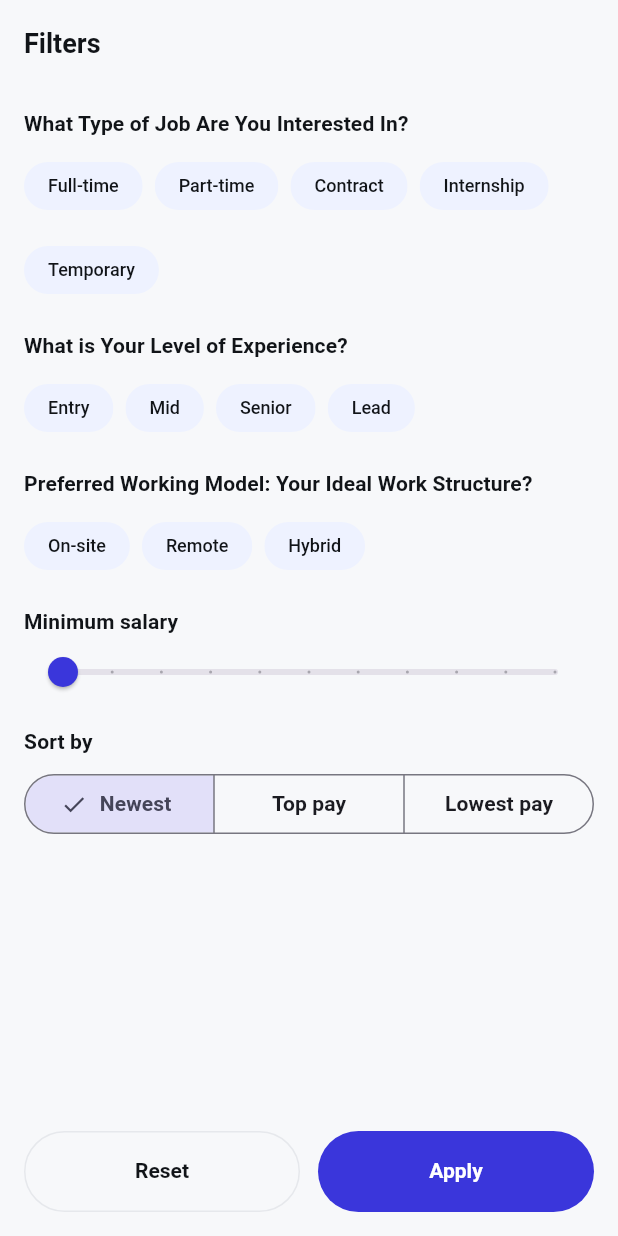
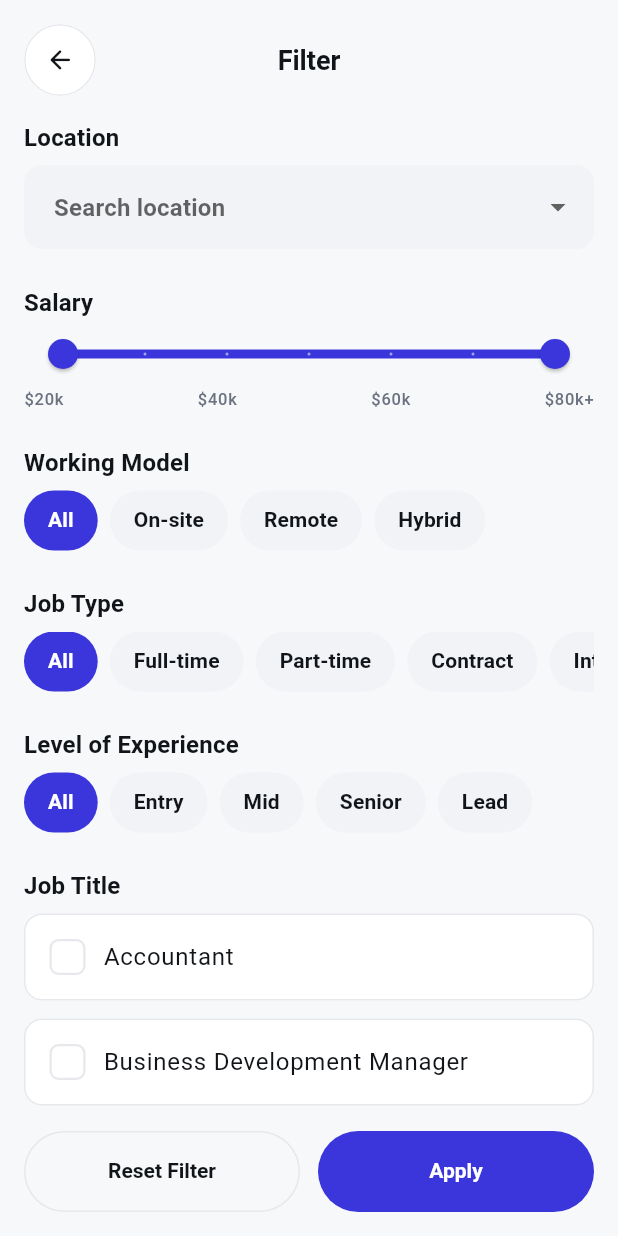
Before and after one commit to Elmun-Technologies/jobzone, a Flutter app: the FilterPage screen opened by its route, on a phone screen of 412 x 824 dp. Run offline on Flutter 3.47's test engine with Material 3 defaults, Android fonts, the phone set to English and light mode, and no system bars; our stand-ins replace cached_network_image, chewie, file_picker, flutter_riverpod, flutter_svg, geolocator and 8 more; accounts and stored records are empty; generated files the repository leaves out were written again.

Commit message:
D3: match Filter screen to the Figma design
- Rebuilt Filter: back + title; Location dropdown; Salary RangeSlider with
  $20k–$80k+ scale labels; Working Model / Job Type / Level chip rows (each
  with an "All" chip); Job Title checklist (OptionCheckList); Reset Filter +
  Apply
- SearchFilters: add salaryMax + titles (range + job-title filters); wired
  into offline mock filtering and the online SearchQuery (salary range)
- en/ru/uz: fieldWorkingModel, fieldJobType, fieldLevel, fieldJobTitle;
  filterTitle → "Filter", reset → "Reset Filter"

```diff
--- a/lib/features/search/data/search_repository.dart
+++ b/lib/features/search/data/search_repository.dart
@@ -52,6 +52,16 @@ class SearchRepository {
           (j.salaryMax ?? j.salaryMin ?? 0) < f.salaryMin!) {
         return false;
       }
+      if (f.salaryMax != null &&
+          (j.salaryMin ?? j.salaryMax ?? 0) > f.salaryMax!) {
+        return false;
+      }
+      if (f.titles.isNotEmpty &&
+          !f.titles.any(
+            (t) => j.title.toLowerCase().contains(t.toLowerCase()),
+          )) {
+        return false;
+      }
       if (f.city != null &&
           f.city!.isNotEmpty &&
           (j.city?.toLowerCase() != f.city!.toLowerCase())) {
--- a/lib/features/search/domain/search_filters.dart
+++ b/lib/features/search/domain/search_filters.dart
@@ -10,7 +10,9 @@ class SearchFilters {
     this.jobTypes = const {},
     this.experienceLevels = const {},
     this.workingModels = const {},
+    this.titles = const {},
     this.salaryMin,
+    this.salaryMax,
     this.city,
     this.sort = SearchSort.newest,
   });
@@ -19,7 +21,9 @@ class SearchFilters {
   final Set<String> jobTypes;
   final Set<String> experienceLevels;
   final Set<String> workingModels;
+  final Set<String> titles;
   final num? salaryMin;
+  final num? salaryMax;
   final String? city;
   final SearchSort sort;
 
@@ -28,7 +32,8 @@ class SearchFilters {
       jobTypes.length +
       experienceLevels.length +
       workingModels.length +
-      (salaryMin != null ? 1 : 0) +
+      titles.length +
+      ((salaryMin != null || salaryMax != null) ? 1 : 0) +
       (city != null && city!.isNotEmpty ? 1 : 0);
 
   SearchFilters copyWith({
@@ -36,7 +41,9 @@ class SearchFilters {
     Set<String>? jobTypes,
     Set<String>? experienceLevels,
     Set<String>? workingModels,
+    Set<String>? titles,
     num? salaryMin,
+    num? salaryMax,
     bool clearSalary = false,
     String? city,
     bool clearCity = false,
@@ -46,7 +53,9 @@ class SearchFilters {
     jobTypes: jobTypes ?? this.jobTypes,
     experienceLevels: experienceLevels ?? this.experienceLevels,
     workingModels: workingModels ?? this.workingModels,
+    titles: titles ?? this.titles,
     salaryMin: clearSalary ? null : (salaryMin ?? this.salaryMin),
+    salaryMax: clearSalary ? null : (salaryMax ?? this.salaryMax),
     city: clearCity ? null : (city ?? this.city),
     sort: sort ?? this.sort,
   );
@@ -86,6 +95,7 @@ class SearchQuery {
         inList('experience_level', f.experienceLevels),
       if (f.workingModels.isNotEmpty) inList('working_model', f.workingModels),
       if (f.salaryMin != null) 'salary_max >= ${f.salaryMin}',
+      if (f.salaryMax != null) 'salary_min <= ${f.salaryMax}',
       if (f.city != null && f.city!.isNotEmpty) 'city = "${f.city}"',
     ];
 
--- a/lib/features/search/presentation/filter_page.dart
+++ b/lib/features/search/presentation/filter_page.dart
@@ -6,8 +6,21 @@ import '../../../design_system/design_system.dart';
 import '../../../localization/l10n_extension.dart';
 import '../../../shared/enums/enums.dart';
 import '../../jobs/presentation/util/job_labels.dart';
+import '../../preferences/presentation/widgets/preference_step.dart';
 import '../application/search_controller.dart';
 import '../domain/search_filters.dart';
+
+const _cities = ['Tashkent', 'Samarkand', 'Remote'];
+const _jobTitles = <String>[
+  'Accountant',
+  'Business Development Manager',
+  'Content Writer',
+  'Data Analyst',
+  'Finance Manager',
+  'Graphic Designer',
+  'Software Engineer',
+  'UX/UI Designer',
+];
 
 class FilterPage extends ConsumerStatefulWidget {
   const FilterPage({super.key});
@@ -34,100 +47,123 @@ class _FilterPageState extends ConsumerState<FilterPage> {
   @override
   Widget build(BuildContext context) {
     final l = context.l10n;
-    final salary = (_draft.salaryMin ?? 0).toDouble();
+    final colors = context.colors;
+    final salary = RangeValues(
+      (_draft.salaryMin ?? 20000).toDouble(),
+      (_draft.salaryMax ?? 80000).toDouble(),
+    );
 
-    return JzScaffold(
-      title: l.filterTitle,
-      body: Column(
+    return Scaffold(
+      body: SafeArea(
+        child: Column(
           children: [
+            Padding(
+              padding: const EdgeInsets.all(AppSpacing.lg),
+              child: JzTopBar(title: l.filterTitle),
+            ),
             Expanded(
               child: ListView(
-              padding: const EdgeInsets.all(AppSpacing.lg),
+                padding: const EdgeInsets.fromLTRB(
+                  AppSpacing.lg,
+                  0,
+                  AppSpacing.lg,
+                  AppSpacing.lg,
+                ),
                 children: [
-                _group(
-                  l.prefJobTypeTitle,
-                  {
+                  Text(l.locationLabel, style: _sectionStyle(context)),
+                  const SizedBox(height: AppSpacing.sm),
+                  DropdownButtonFormField<String>(
+                    initialValue: _draft.city,
+                    isExpanded: true,
+                    hint: Text(l.searchLocationHint),
+                    items: [
+                      for (final c in _cities)
+                        DropdownMenuItem(value: c, child: Text(c)),
+                    ],
+                    onChanged: (v) =>
+                        setState(() => _draft = _draft.copyWith(city: v)),
+                  ),
+                  const SizedBox(height: AppSpacing.xl),
+                  Text(l.salaryLabel, style: _sectionStyle(context)),
+                  RangeSlider(
+                    values: salary,
+                    min: 20000,
+                    max: 80000,
+                    divisions: 6,
+                    labels: RangeLabels(
+                      '\$${(salary.start / 1000).round()}k',
+                      '\$${(salary.end / 1000).round()}k',
+                    ),
+                    onChanged: (v) => setState(
+                      () => _draft = _draft.copyWith(
+                        salaryMin: v.start,
+                        salaryMax: v.end,
+                      ),
+                    ),
+                  ),
+                  Row(
+                    mainAxisAlignment: MainAxisAlignment.spaceBetween,
+                    children: [
+                      for (final k in const [20, 40, 60, 80])
+                        Text(
+                          k == 80 ? '\$80k+' : '\$${k}k',
+                          style: context.text.labelSmall?.copyWith(
+                            color: colors.textSecondary,
+                          ),
+                        ),
+                    ],
+                  ),
+                  const SizedBox(height: AppSpacing.xl),
+                  _ChipSection(
+                    title: l.fieldWorkingModel,
+                    options: {
+                      for (final e in WorkingModel.values)
+                        e.wire: workingModelLabel(context, e.wire) ?? e.wire,
+                    },
+                    selected: _draft.workingModels,
+                    onChanged: (s) => setState(
+                      () => _draft = _draft.copyWith(workingModels: s),
+                    ),
+                  ),
+                  const SizedBox(height: AppSpacing.xl),
+                  _ChipSection(
+                    title: l.fieldJobType,
+                    options: {
                       for (final e in JobType.values)
                         e.wire: jobTypeLabel(context, e.wire) ?? e.wire,
                     },
-                  _draft.jobTypes,
-                  (w) => setState(
-                    () => _draft = _draft.copyWith(
-                      jobTypes: _toggled(_draft.jobTypes, w),
+                    selected: _draft.jobTypes,
+                    onChanged: (s) =>
+                        setState(() => _draft = _draft.copyWith(jobTypes: s)),
                   ),
-                  ),
-                ),
-                _group(
-                  l.prefExperienceTitle,
-                  {
+                  const SizedBox(height: AppSpacing.xl),
+                  _ChipSection(
+                    title: l.fieldLevel,
+                    options: {
                       for (final e in ExperienceLevel.values)
                         e.wire: experienceLabel(context, e.wire) ?? e.wire,
                     },
-                  _draft.experienceLevels,
-                  (w) => setState(
-                    () => _draft = _draft.copyWith(
-                      experienceLevels: _toggled(_draft.experienceLevels, w),
+                    selected: _draft.experienceLevels,
+                    onChanged: (s) => setState(
+                      () => _draft = _draft.copyWith(experienceLevels: s),
                     ),
                   ),
-                ),
-                _group(
-                  l.prefWorkingModelTitle,
-                  {
-                    for (final e in WorkingModel.values)
-                      e.wire: workingModelLabel(context, e.wire) ?? e.wire,
-                  },
-                  _draft.workingModels,
-                  (w) => setState(
+                  const SizedBox(height: AppSpacing.xl),
+                  Text(l.fieldJobTitle, style: _sectionStyle(context)),
+                  const SizedBox(height: AppSpacing.sm),
+                  OptionCheckList(
+                    options: {for (final t in _jobTitles) t: t},
+                    selected: _draft.titles,
+                    onToggle: (t) => setState(
                       () => _draft = _draft.copyWith(
-                      workingModels: _toggled(_draft.workingModels, w),
+                        titles: _toggled(_draft.titles, t),
                       ),
                     ),
-                ),
-                Text(
-                  salary == 0
-                      ? l.salaryFrom
-                      : '${l.salaryFrom}: \$${salary.toInt()}',
-                  style: context.text.titleSmall,
-                ),
-                Slider(
-                  value: salary,
-                  max: 5000,
-                  divisions: 10,
-                  label: '\$${salary.toInt()}',
-                  onChanged: (v) => setState(
-                    () => _draft = v == 0
-                        ? _draft.copyWith(clearSalary: true)
-                        : _draft.copyWith(salaryMin: v),
-                  ),
-                ),
-                const SizedBox(height: AppSpacing.md),
-                Text(l.sortBy, style: context.text.titleSmall),
-                const SizedBox(height: AppSpacing.sm),
-                SegmentedButton<SearchSort>(
-                  segments: [
-                    ButtonSegment(
-                      value: SearchSort.newest,
-                      label: Text(l.sortNewest),
-                    ),
-                    ButtonSegment(
-                      value: SearchSort.salaryHigh,
-                      label: Text(l.sortSalaryHigh),
-                    ),
-                    ButtonSegment(
-                      value: SearchSort.salaryLow,
-                      label: Text(l.sortSalaryLow),
-                    ),
-                  ],
-                  selected: {_draft.sort},
-                  onSelectionChanged: (s) =>
-                      setState(() => _draft = _draft.copyWith(sort: s.first)),
                   ),
                 ],
               ),
             ),
-          SafeArea(
-            top: false,
-            child: Padding(
+            Padding(
               padding: const EdgeInsets.all(AppSpacing.lg),
               child: Row(
                 children: [
@@ -154,38 +190,102 @@ class _FilterPageState extends ConsumerState<FilterPage> {
                 ],
               ),
             ),
+          ],
         ),
-        ],
       ),
     );
   }
 
-  Widget _group(
-    String title,
-    Map<String, String> options,
-    Set<String> selected,
-    ValueChanged<String> onToggle,
-  ) {
-    return Padding(
-      padding: const EdgeInsets.only(bottom: AppSpacing.lg),
-      child: Column(
+  TextStyle? _sectionStyle(BuildContext context) =>
+      context.text.titleMedium?.copyWith(fontWeight: FontWeight.w700);
+}
+
+/// A labelled horizontal chip row with a leading "All" chip (clears the set).
+class _ChipSection extends StatelessWidget {
+  const _ChipSection({
+    required this.title,
+    required this.options,
+    required this.selected,
+    required this.onChanged,
+  });
+
+  final String title;
+  final Map<String, String> options;
+  final Set<String> selected;
+  final ValueChanged<Set<String>> onChanged;
+
+  @override
+  Widget build(BuildContext context) {
+    return Column(
       crossAxisAlignment: CrossAxisAlignment.start,
       children: [
-          Text(title, style: context.text.titleSmall),
+        Text(
+          title,
+          style: context.text.titleMedium?.copyWith(
+            fontWeight: FontWeight.w700,
+          ),
+        ),
         const SizedBox(height: AppSpacing.sm),
-          Wrap(
-            spacing: AppSpacing.sm,
-            runSpacing: AppSpacing.sm,
+        SizedBox(
+          height: 40,
+          child: ListView(
+            scrollDirection: Axis.horizontal,
             children: [
+              _Chip(
+                label: context.l10n.categoryAll,
+                selected: selected.isEmpty,
+                onTap: () => onChanged(const {}),
+              ),
               for (final e in options.entries)
-                FilterChip(
-                  label: Text(e.value),
+                _Chip(
+                  label: e.value,
                   selected: selected.contains(e.key),
-                  onSelected: (_) => onToggle(e.key),
+                  onTap: () {
+                    final next = {...selected};
+                    next.contains(e.key) ? next.remove(e.key) : next.add(e.key);
+                    onChanged(next);
+                  },
                 ),
             ],
           ),
+        ),
       ],
+    );
+  }
+}
+
+class _Chip extends StatelessWidget {
+  const _Chip({
+    required this.label,
+    required this.selected,
+    required this.onTap,
+  });
+  final String label;
+  final bool selected;
+  final VoidCallback onTap;
+
+  @override
+  Widget build(BuildContext context) {
+    final colors = context.colors;
+    return Padding(
+      padding: const EdgeInsets.only(right: AppSpacing.sm),
+      child: GestureDetector(
+        onTap: onTap,
+        child: Container(
+          alignment: Alignment.center,
+          padding: const EdgeInsets.symmetric(horizontal: AppSpacing.lg),
+          decoration: BoxDecoration(
+            color: selected ? colors.primary : colors.surfaceVariant,
+            borderRadius: BorderRadius.circular(AppRadius.pill),
+          ),
+          child: Text(
+            label,
+            style: context.text.labelLarge?.copyWith(
+              color: selected ? colors.onPrimary : colors.textPrimary,
+              fontWeight: FontWeight.w600,
+            ),
+          ),
+        ),
       ),
     );
   }
--- a/lib/localization/l10n/app_en.arb
+++ b/lib/localization/l10n/app_en.arb
@@ -146,9 +146,13 @@
   "sectionContact": "Contact info",
   "noEntriesYet": "Nothing here yet.",
   "phone": "Phone",
-  "filterTitle": "Filters",
+  "filterTitle": "Filter",
+  "fieldWorkingModel": "Working Model",
+  "fieldJobType": "Job Type",
+  "fieldLevel": "Level of Experience",
+  "fieldJobTitle": "Job Title",
   "applyFilters": "Apply",
-  "reset": "Reset",
+  "reset": "Reset Filter",
   "sortBy": "Sort by",
   "sortNewest": "Newest",
   "sortSalaryHigh": "Top pay",
--- a/lib/localization/l10n/app_ru.arb
+++ b/lib/localization/l10n/app_ru.arb
@@ -146,9 +146,13 @@
   "sectionContact": "Контакты",
   "noEntriesYet": "Здесь пока пусто.",
   "phone": "Телефон",
-  "filterTitle": "Фильтры",
+  "filterTitle": "Фильтр",
+  "fieldWorkingModel": "Формат работы",
+  "fieldJobType": "Тип работы",
+  "fieldLevel": "Уровень опыта",
+  "fieldJobTitle": "Должность",
   "applyFilters": "Применить",
-  "reset": "Сбросить",
+  "reset": "Сбросить фильтр",
   "sortBy": "Сортировка",
   "sortNewest": "Новые",
   "sortSalaryHigh": "Выше зарплата",
--- a/lib/localization/l10n/app_uz.arb
+++ b/lib/localization/l10n/app_uz.arb
@@ -146,9 +146,13 @@
   "sectionContact": "Aloqa",
   "noEntriesYet": "Bu yerda hozircha boʻsh.",
   "phone": "Telefon",
-  "filterTitle": "Filtrlar",
+  "filterTitle": "Filtr",
+  "fieldWorkingModel": "Ish formati",
+  "fieldJobType": "Ish turi",
+  "fieldLevel": "Tajriba darajasi",
+  "fieldJobTitle": "Lavozim",
   "applyFilters": "Qoʻllash",
-  "reset": "Tozalash",
+  "reset": "Filtrni tozalash",
   "sortBy": "Saralash",
   "sortNewest": "Yangi",
   "sortSalaryHigh": "Yuqori maosh",
```
Lines whose indentation alone changed are shown as unchanged.
